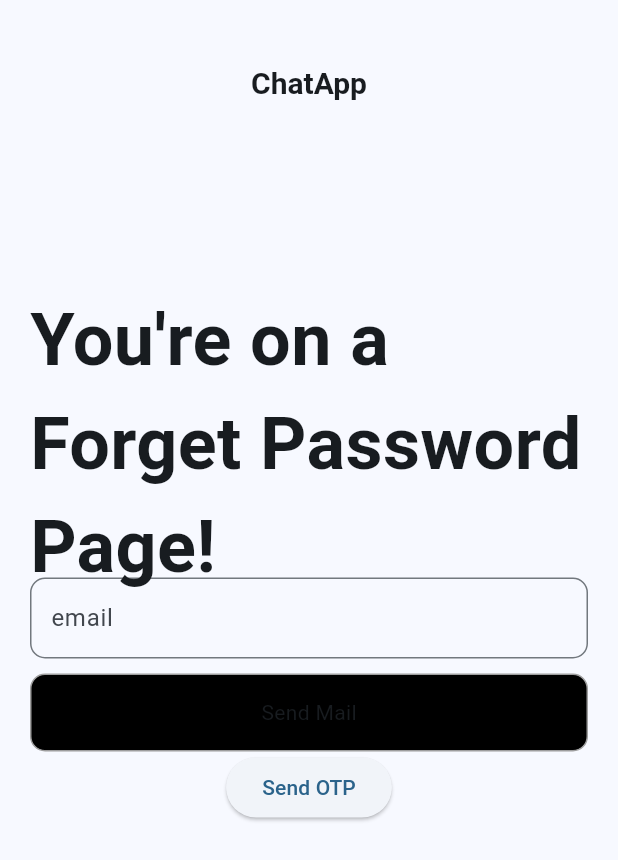
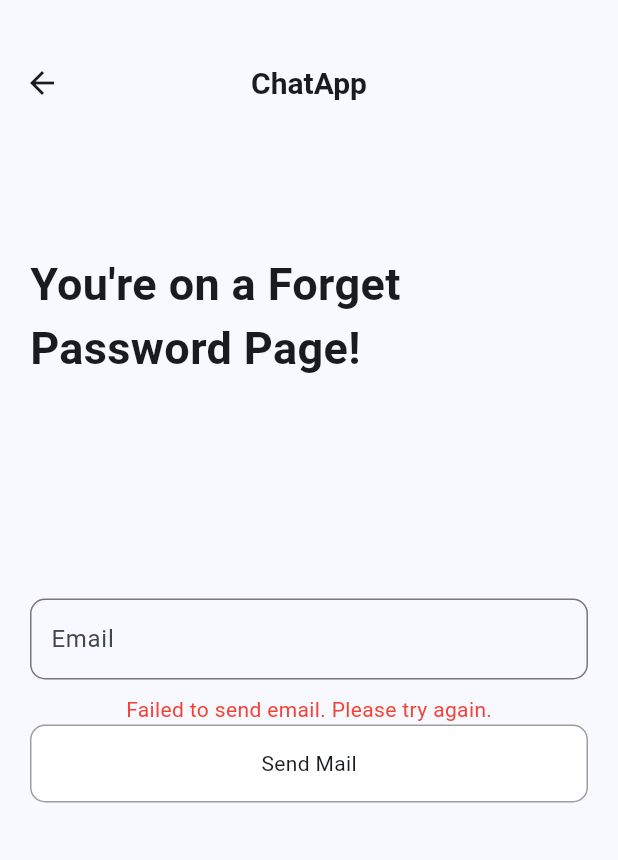
Before and after one commit to MuaviaAsghar/Muavia-Asghar-Chat-App, a Flutter app: the ForgetPassView screen opened directly, after a tap on "Send Mail", on a phone screen of 412 x 824 dp. Shown: the top 860 px of the screen. Run offline on Flutter 3.47's test engine with Material 3 defaults, Android fonts, the phone set to English and light mode, and no system bars; drawn by our look-alikes of animated_text_kit; our stand-ins replace adaptive_theme, cloud_firestore, firebase_auth, firebase_core, gap, shared_preferences; missing offline and left inert: email_otp; accounts and stored records are empty.

Commit message:
I hate me

```diff
--- a/lib/ForgetPass/forget_pass_model.dart
+++ b/lib/ForgetPass/forget_pass_model.dart
@@ -1,8 +1,6 @@
 import 'dart:developer';
-
 import 'package:email_otp/email_otp.dart';
 import 'package:flutter/material.dart';
-
 import '../authentication/auth.dart';
 
 class ForgetPassModel {
@@ -20,43 +18,34 @@
   final AuthService _auth = AuthService();
   bool isKeyboardVisible = false;
   bool isOtpSent = false;
+  bool isEmailSent = false;
+  bool emailSendError = false;
 
   Future<void> forgetPass(BuildContext context) async {
     try {
-      String emailText = email.text.trim();
 
-      if (!_validateEmail(emailText)) {
-        _showError(context, "Invalid email address.");
-        return;
-      }
-
-      // Check if the email already exists in Firestore
-      bool emailExists = await _auth.isEmailInUse(emailText);
-      if (!emailExists) {
-        _showError(context, "Email not found.");
-        return;
-      }
-
+      // Assuming forgetPass method sends the email
       myAuth.setConfig(
         appEmail: "newgamer445@gmail.com",
         appName: "ChatApp",
-        userEmail: emailText,
+        userEmail: email.text.trim(),
         otpLength: 6,
         otpType: OTPType.digitsOnly,
       );
-
-      bool otpSent = await myAuth.sendOTP();
-      if (otpSent) {
-        log("OTP sent to $emailText");
-        isOtpSent = true;
+_validateEmail(email.text.trim());
+      bool emailSent = await myAuth.sendOTP();
+      if (emailSent) {
+        isEmailSent = true;
+        emailSendError = false;
       } else {
-        _showError(context, "Failed to send OTP.");
-        log("Failed to send OTP to $emailText");
+        isEmailSent = false;
+        emailSendError = true;
       }
     } catch (e) {
-      _showError(context, "Failed to send OTP: ${e.toString()}");
-      log("Error during Sending OTP: $e");
+      isEmailSent = false;
+      emailSendError = true;
     }
+    (context as Element).markNeedsBuild();
   }
 
   Future<void> resetPassword(BuildContext context) async {
@@ -76,32 +65,44 @@
       }
 
       bool isOtpValid = await myAuth.verifyOTP(otp: otpCode);
-      if (isOtpValid) {
-        log("OTP is valid, resetting password.");
-        await _auth.resetPassword(email.text.trim(), newPassword);
-        log("Password reset successfully.");
-        _showError(context, "Password reset successfully.", Colors.green);
+      if (!isOtpValid) {
+        _showError(context.mounted as BuildContext, "Invalid OTP.");
+        return;
+      }
+
+      bool passwordReset = await _auth.resetPassword(email.text.trim(), newPassword, context);
+      if (passwordReset) {
+        _showSuccess(context.mounted as BuildContext, "Password reset successful.");
       } else {
-        _showError(context, "Invalid OTP.");
-        log("Invalid OTP");
+        _showError(context.mounted as BuildContext, "Password reset failed.");
       }
     } catch (e) {
-      _showError(context, "Failed to reset password: ${e.toString()}");
-      log("Error resetting password: ${e.toString()}");
+      _showError(context.mounted as BuildContext, "Failed to reset password: ${e.toString()}");
+      log("Error during Reset Password: $e");
     }
   }
 
-  bool _validateEmail(String email) {
-    return email.contains('@');
-  }
-
-  void _showError(BuildContext context, String message,
-      [Color color = Colors.red]) {
+  void _showError(BuildContext context, String message) {
     scaffoldMessengerKey.currentState?.showSnackBar(
       SnackBar(
         content: Text(message),
-        backgroundColor: color,
+        backgroundColor: Colors.red,
       ),
     );
   }
+
+  void _showSuccess(BuildContext context, String message) {
+    scaffoldMessengerKey.currentState?.showSnackBar(
+      SnackBar(
+        content: Text(message),
+        backgroundColor: Colors.green,
+      ),
+    );
+  }
+
+  bool _validateEmail(String email) {
+    final emailRegex = RegExp(
+        r'^[a-zA-Z0-9.a-zA-Z0-9.!#$%&*+-/=?^_`{|}~]+@[a-zA-Z0-9]+\.[a-zA-Z]+$');
+    return emailRegex.hasMatch(email);
+  }
 }
--- a/lib/ForgetPass/forget_pass_view.dart
+++ b/lib/ForgetPass/forget_pass_view.dart
@@ -76,36 +76,48 @@
               alignment: Alignment.center,
               child: Padding(
                 padding: const EdgeInsets.symmetric(horizontal: 20),
+                child: SingleChildScrollView(
                   child: Column(
                     mainAxisSize: MainAxisSize.min,
                     children: [
+                      if (!model.isEmailSent)
                         CustomTextField(
                           type: 'email',
                           hint: "Enter Your Email",
-                        label: 'email',
-                        focusNode: model.emailFocus),
+                          label: 'Email',
+                          controller: model.email,
+                          focusNode: model.emailFocus,
+                        ),
                       const Gap(10),
+                      if (model.emailSendError)
+                        const Text(
+                          'Failed to send email. Please try again.',
+                          style: TextStyle(color: Colors.red),
+                        ),
                       if (model.isOtpSent) ...[
                         CustomTextField(
-                          type: 'code',
+                          type: 'otp',
                           hint: "Enter OTP",
                           label: 'OTP',
                           focusNode: model.codeFocus,
-                          controller: model.code),
+                          controller: model.code,
+                        ),
                         const Gap(10),
                         CustomTextField(
                           type: 'password',
                           hint: "Enter New Password",
                           label: 'New Password',
                           focusNode: model.passwordFocus,
-                          controller: model.password),
+                          controller: model.password,
+                        ),
                         const Gap(10),
                         CustomTextField(
                           type: 'password',
                           hint: "Confirm New Password",
                           label: 'Confirm New Password',
                           focusNode: model.confirmPasswordFocus,
-                          controller: model.confirmPassword),
+                          controller: model.confirmPassword,
+                        ),
                         const Gap(10),
                         GestureDetector(
                           onTap: () {
@@ -122,12 +134,16 @@
                               child: Padding(
                                 padding: EdgeInsets.symmetric(
                                     vertical: 15, horizontal: 10),
-                              child: Text("Reset Password"),
+                                child: Text(
+                                  "Reset Password",
+                                  style: TextStyle(color: Colors.white),
                                 ),
                               ),
                             ),
                           ),
-                    ] else
+                        ),
+                      ],
+                      if (!model.isEmailSent)
                         GestureDetector(
                           onTap: () {
                             model.forgetPass(context);
@@ -137,7 +153,7 @@
                             decoration: BoxDecoration(
                               borderRadius: BorderRadius.circular(10),
                               border: Border.all(color: Colors.grey, width: 1),
-                            color: Colors.black,
+                              color: const Color.fromARGB(255, 255, 255, 255),
                             ),
                             child: const Center(
                               child: Padding(
@@ -148,46 +164,14 @@
                             ),
                           ),
                         ),
-                    // if (model.isOtpSent) ...[
-                    //   CustomTextField(
-                    //     label: "otp",
-                    //     type: 'otp',
-                    //     controller: model.code,
-                    //     focusNode: model.codeFocus,
-                    //     hint: 'OTP Code',
-                    //   ),
-                    //   const Gap(30),
-                    //   CustomTextField(
-                    //     hint: "New Password",
-                    //     label: 'new password',
-                    //     type: 'password',
-                    //     controller: model.password,
-                    //     focusNode: model.passwordFocus,
-                    //   ),
-                    //   const Gap(30),
-                    //   CustomTextField(
-                    //     hint: "Confirm New Password",
-                    //     type: 'password',
-                    //     label: 'confirm new password',
-                    //     controller: model.confirmPassword,
-                    //     focusNode: model.confirmPasswordFocus,
-                    //   ),
-                    //   const Gap(30),
-                    // ],
-                    ElevatedButton(
-                      onPressed: model.isOtpSent
-                          ? () => model.resetPassword(context)
-                          : () => model.forgetPass(context),
-                      child:
-                          Text(model.isOtpSent ? 'Reset Password' : 'Send OTP'),
+                    ],
                   ),
-                  ],
                 ),
               ),
             ),
             if (!model.isKeyboardVisible)
               Positioned(
-                top: MediaQuery.of(context).size.height * 0.10,
+                top: MediaQuery.of(context).size.height * 7 / 100,
                 left: 20,
                 right: 20,
                 child: AnimatedTextKit(
@@ -198,7 +182,7 @@
                       speed: const Duration(milliseconds: 200),
                       curve: Curves.easeInOutBack,
                       textStyle: const TextStyle(
-                        fontSize: 48,
+                        fontSize: 30,
                         fontWeight: FontWeight.bold,
                       ),
                     ),
--- a/lib/Signup/signup_screen_view.dart
+++ b/lib/Signup/signup_screen_view.dart
@@ -130,7 +130,7 @@
             ),
             if (!model.isKeyboardVisible)
               Positioned(
-                top: MediaQuery.of(context).size.height * 0.10,
+               top: MediaQuery.of(context).size.height * 7/100,
                 left: 20,
                 right: 20,
                 child: AnimatedTextKit(
@@ -141,7 +141,7 @@
                       speed: const Duration(milliseconds: 200),
                       curve: Curves.easeInOutBack,
                       textStyle: const TextStyle(
-                        fontSize: 48,
+                        fontSize: 30,
                         fontWeight: FontWeight.bold,
                       ),
                     ),
--- a/lib/otp_screen.dart/otp_screen_model.dart
+++ b/lib/otp_screen.dart/otp_screen_model.dart
@@ -3,6 +3,7 @@
 import 'package:email_otp/email_otp.dart';
 import 'package:flutter/material.dart';
 import 'package:say_anything_to_muavia/Login/login_screen_view.dart';
+import 'package:say_anything_to_muavia/widgets/snackbar.dart';
 
 import '../authentication/auth.dart';
 
@@ -25,26 +26,20 @@
     );
   }
 
-  void showError(String message) {
-    scaffoldMessengerKey.currentState?.showSnackBar(
-      SnackBar(
-        content: Text(message),
-        backgroundColor: Colors.red,
-      ),
-    );
-  }
 
-  Future<void> sendOtp(String email) async {
+  Future<void> sendOtp(BuildContext context,String email) async {
     try {
       bool isOtpSent = await myAuth.sendOTP();
       if (isOtpSent) {
         log("OTP sent to $email");
       } else {
-        showError("Failed to send OTP");
+        CustomSnackBar.showError(context.mounted as BuildContext,"Failed to send OTP",scaffoldMessengerKey);
+
         log("Failed to send OTP to $email");
       }
     } catch (e) {
-      showError("Error: ${e.toString()}");
+       CustomSnackBar.showError(context.mounted as BuildContext,"Error: ${e.toString()}",scaffoldMessengerKey);
+
       log("Error sending OTP: ${e.toString()}");
     }
   }
@@ -57,19 +52,21 @@
       if (isOtpValid) {
         log("OTP is valid, creating user.");
         await _auth.createUserWithEmailAndPassword(
-          context,
+          context.mounted as BuildContext,
           name: name,
           email: email,
           password: password,
         );
-        navigateToLoginPage(context);
+        navigateToLoginPage(context.mounted as BuildContext);
         log("User Created Successfully");
       } else {
-        showError("Invalid OTP");
+        CustomSnackBar.showError(context.mounted as BuildContext,"Invalid OTP",scaffoldMessengerKey);
+
         log("Invalid OTP");
       }
     } catch (e) {
-      showError("Failed to verify OTP: ${e.toString()}");
+      CustomSnackBar.showError(context.mounted as BuildContext,"Failed to verify OTP: ${e.toString()}",scaffoldMessengerKey);
+
       log("Error verifying OTP: ${e.toString()}");
     }
   }
```
Also changed, not shown: lib/Login/login_screen_view.dart (+38 -36 lines), lib/Signup/signup_screen_model.dart (+15 -37 lines), lib/authentication/auth.dart (+32 -10 lines), lib/otp_screen.dart/otp_screen_view.dart (+4 -4 lines), lib/widgets/snackbar.dart (added, +14 -0 lines), 1 other file. Lines whose indentation alone changed are shown as unchanged.
